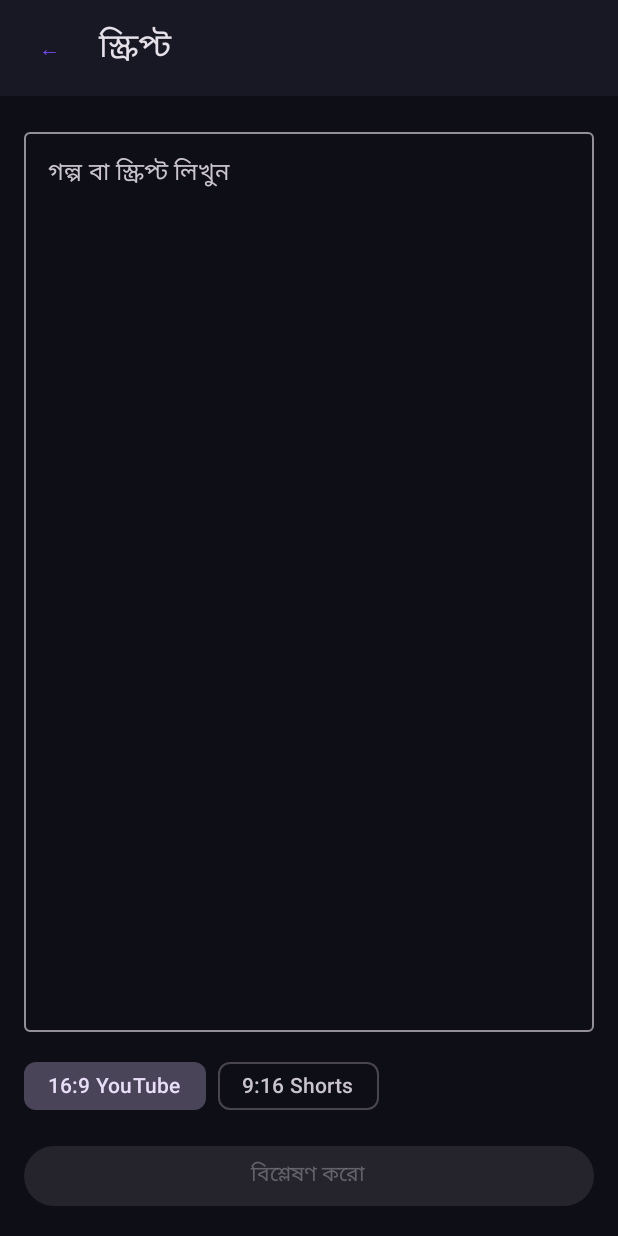
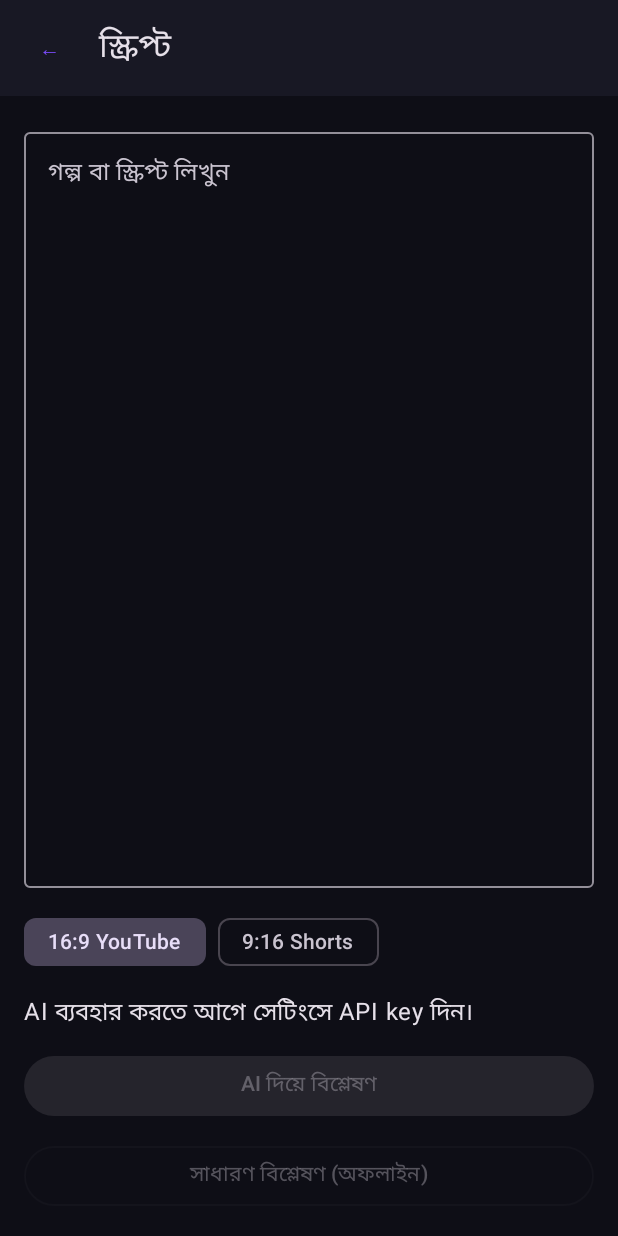
Before and after one commit to mijisanbd76-maker/jisnex-ai-studio, an Android app built with Jetpack Compose: the screen it shows after launch (MainActivity), after a tap on "নতুন প্রজেক্ট", on a phone screen of 412 x 824 dp. Run offline under Robolectric (Android 15) with nearby library versions, the phone set to English and light mode, and no system bars.

Commit message:
Update MainActivity.kt

````diff
--- a/app/src/main/java/com/jisnex/aistudio/MainActivity.kt
+++ b/app/src/main/java/com/jisnex/aistudio/MainActivity.kt
@@ -18,16 +18,22 @@ import androidx.compose.runtime.*
 import androidx.compose.ui.Modifier
 import androidx.compose.ui.graphics.Color
 import androidx.compose.ui.platform.LocalContext
+import androidx.compose.ui.text.input.PasswordVisualTransformation
 import androidx.compose.ui.unit.dp
 import androidx.navigation.NavHostController
 import androidx.navigation.compose.NavHost
 import androidx.navigation.compose.composable
 import androidx.navigation.compose.rememberNavController
 import java.util.Locale
+import kotlinx.coroutines.Dispatchers
+import kotlinx.coroutines.launch
+import kotlinx.coroutines.withContext
+import org.json.JSONArray
 
-data class Scene(val text: String, val mood: String, val voice: Int, val sec: Int)
+data class Scene(val text: String, val mood: String, val voice: Int, val sec: Int, val img: String = "")
 
 class Studio {
+    var key by mutableStateOf("")
     var script by mutableStateOf("")
     var vertical by mutableStateOf(false)
     var scenes by mutableStateOf(listOf<Scene>())
@@ -36,6 +42,8 @@ class Studio {
 }
 
 val voiceNames = listOf("মেয়ে ভয়েস", "ছেলে ১", "ছেলে ২")
+
+fun secOf(t: String) = maxOf(3, (t.split(Regex("\\s+")).size / 2.5).toInt())
 
 fun moodOf(t: String) = when {
     listOf("কাঁদ", "দুঃখ", "কষ্ট", "মৃত্যু", "হারা").any { t.contains(it) } -> "দুঃখ"
@@ -47,9 +55,20 @@ fun moodOf(t: String) = when {
 fun analyze(script: String): List<Scene> =
     script.split(Regex("(?<=[।.!?])\\s+|\\n+")).filter { it.isNotBlank() }.chunked(2).map { g ->
         val t = g.joinToString(" ").trim()
-        val words = t.split(Regex("\\s+")).size
-        Scene(t, moodOf(t), 0, maxOf(3, (words / 2.5).toInt()))
+        Scene(t, moodOf(t), 0, secOf(t))
     }
+
+fun aiAnalyze(key: String, script: String): List<Scene> {
+    val prompt = "তুমি একজন ভিডিও এডিটর। নিচের গল্পটি ৩ থেকে ১৫টি সিনে ভাগ করো। শুধু JSON array দাও, অন্য কিছু নয়। " +
+        "প্রতিটি আইটেম এমন: {\"text\":\"সিনের মূল লেখা\",\"mood\":\"শান্ত বা দুঃখ বা আনন্দ বা উত্তেজনা\",\"image\":\"ছবির জন্য ইংরেজি বর্ণনা\"}\n\nগল্প:\n" + script
+    val raw = Gemini.generate(key, prompt).replace("```json", "").replace("```", "").trim()
+    val arr = JSONArray(raw)
+    return (0 until arr.length()).map { i ->
+        val o = arr.getJSONObject(i)
+        val t = o.getString("text")
+        Scene(t, o.optString("mood", "শান্ত"), 0, secOf(t), o.optString("image"))
+    }
+}
 
 fun speak(tts: TextToSpeech?, s: Scene) {
     val (p, r) = when (s.mood) {
@@ -97,16 +116,20 @@ class MainActivity : ComponentActivity() {
     private val studio = Studio()
     override fun onCreate(savedInstanceState: Bundle?) {
         super.onCreate(savedInstanceState)
+        val prefs = getSharedPreferences("jisnex", MODE_PRIVATE)
+        studio.key = prefs.getString("key", "") ?: ""
         setContent {
             MaterialTheme(colorScheme = darkColorScheme(primary = Color(0xFF7C4DFF), background = Color(0xFF0E0E16), surface = Color(0xFF181824))) {
-                Surface(Modifier.fillMaxSize(), color = MaterialTheme.colorScheme.background) { App(studio) }
+                Surface(Modifier.fillMaxSize(), color = MaterialTheme.colorScheme.background) {
+                    App(studio) { k -> studio.key = k; prefs.edit().putString("key", k).apply() }
+                }
             }
         }
     }
 }
 
 @Composable
-fun App(st: Studio) {
+fun App(st: Studio, saveKey: (String) -> Unit) {
     val nav = rememberNavController()
     NavHost(nav, "home") {
         composable("home") {
@@ -115,16 +138,50 @@ fun App(st: Studio) {
                 Text("স্ক্রিপ্ট দিন, বাকিটা অ্যাপ করবে।")
                 Go("নতুন প্রজেক্ট", nav, "script")
                 Go("শেষ প্রজেক্ট খুলুন", nav, "editor", st.scenes.isNotEmpty())
+                Go("সেটিংস (API key)", nav, "settings")
+            }
+        }
+        composable("settings") {
+            var k by remember { mutableStateOf(st.key) }
+            var saved by remember { mutableStateOf(false) }
+            Page("সেটিংস", nav) {
+                Text("Gemini API key বসান")
+                OutlinedTextField(k, { k = it; saved = false }, Modifier.fillMaxWidth(), singleLine = true, visualTransformation = PasswordVisualTransformation(), label = { Text("API key") })
+                Button(onClick = { saveKey(k.trim()); saved = true }, modifier = Modifier.fillMaxWidth()) { Text("সেভ করুন") }
+                if (saved) Text("সেভ হয়েছে ✅")
             }
         }
         composable("script") {
+            val scope = rememberCoroutineScope()
+            var busy by remember { mutableStateOf(false) }
+            var err by remember { mutableStateOf("") }
             Page("স্ক্রিপ্ট", nav) {
                 OutlinedTextField(st.script, { st.script = it }, Modifier.fillMaxWidth().weight(1f), label = { Text("গল্প বা স্ক্রিপ্ট লিখুন") })
                 Row(horizontalArrangement = Arrangement.spacedBy(8.dp)) {
                     FilterChip(!st.vertical, { st.vertical = false }, { Text("16:9 YouTube") })
                     FilterChip(st.vertical, { st.vertical = true }, { Text("9:16 Shorts") })
                 }
-                Button(onClick = { st.scenes = analyze(st.script); nav.navigate("analysis") }, enabled = st.script.isNotBlank(), modifier = Modifier.fillMaxWidth()) { Text("বিশ্লেষণ করো") }
+                if (err.isNotEmpty()) Text(err, color = MaterialTheme.colorScheme.error)
+                if (st.key.isBlank()) Text("AI ব্যবহার করতে আগে সেটিংসে API key দিন।")
+                Button(
+                    onClick = {
+                        busy = true; err = ""
+                        scope.launch {
+                            try {
+                                st.scenes = withContext(Dispatchers.IO) { aiAnalyze(st.key, st.script) }
+                                nav.navigate("analysis")
+                            } catch (e: Exception) { err = e.message ?: "ত্রুটি হয়েছে" }
+                            busy = false
+                        }
+                    },
+                    enabled = st.script.isNotBlank() && st.key.isNotBlank() && !busy,
+                    modifier = Modifier.fillMaxWidth()
+                ) { Text(if (busy) "AI বিশ্লেষণ করছে..." else "AI দিয়ে বিশ্লেষণ") }
+                OutlinedButton(
+                    onClick = { st.scenes = analyze(st.script); nav.navigate("analysis") },
+                    enabled = st.script.isNotBlank() && !busy,
+                    modifier = Modifier.fillMaxWidth()
+                ) { Text("সাধারণ বিশ্লেষণ (অফলাইন)") }
             }
         }
         composable("analysis") {
@@ -132,9 +189,10 @@ fun App(st: Studio) {
                 LazyColumn(Modifier.weight(1f), verticalArrangement = Arrangement.spacedBy(8.dp)) {
                     itemsIndexed(st.scenes) { i, s ->
                         Card(Modifier.fillMaxWidth()) {
-                            Column(Modifier.padding(12.dp)) {
+                            Column(Modifier.padding(12.dp), verticalArrangement = Arrangement.spacedBy(4.dp)) {
                                 Text("সিন ${i + 1} • ${s.mood} • ~${s.sec}s", style = MaterialTheme.typography.labelLarge)
                                 Text(s.text)
+                                if (s.img.isNotBlank()) Text("🖼 ${s.img}", style = MaterialTheme.typography.bodySmall)
                             }
                         }
                     }
````
